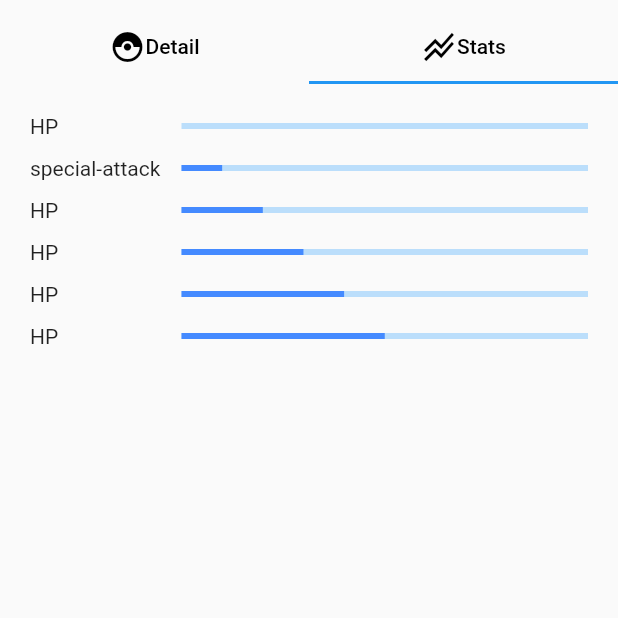
After one commit to rivari22/pokemon-flutter, a Flutter app: the TabBarDetail screen opened directly, tab 2 chosen, on a phone screen of 412 x 824 dp, the top half of it. The commit adds this screen. Run offline on Flutter 3.47's test engine with Material 2 defaults, Android fonts, the phone set to English and light mode, and no system bars; network calls fail.

Commit message:
feat: slicing detail page, model and service pokemon detail

```diff
--- /dev/null
+++ b/lib/pages/detail_page.dart
@@ -0,0 +1,272 @@
+import 'package:flutter/material.dart';
+import 'package:pokedex/constants/index.dart';
+
+class DetailPage extends StatelessWidget {
+  const DetailPage({super.key, required this.id, required this.mockData});
+  final Map<String, Object> mockData;
+
+  final String id;
+
+  @override
+  Widget build(BuildContext context) {
+    return Scaffold(
+      appBar: AppBar(
+        title: Text("Bulbasaur"),
+        centerTitle: true,
+      ),
+      body: GridView.count(
+        crossAxisCount: 1,
+        childAspectRatio: 1.4,
+        children: [
+          Stack(
+            alignment: Alignment.center,
+            children: [
+              Container(
+                padding: const EdgeInsets.only(
+                    left: 80.0, right: 80.0, top: 10.0, bottom: 50.0),
+                margin: const EdgeInsets.only(
+                    left: 20.0, right: 20.0, top: 10.0, bottom: 10.0),
+                decoration: BoxDecoration(
+                  borderRadius: const BorderRadius.only(
+                    topRight: Radius.circular(10.0),
+                    bottomRight: Radius.circular(10.0),
+                    bottomLeft: Radius.circular(10.0),
+                    topLeft: Radius.circular(10.0),
+                  ),
+                  border: Border.all(
+                      color: Colors.grey, style: BorderStyle.solid, width: 1.0),
+                  color: Colors.white,
+                ),
+                // child: Text("Test"),
+                child: Image.network(
+                  "$urlImagesPokemon$id.png",
+                  alignment: Alignment.center,
+                ),
+              ),
+              Positioned(
+                bottom: 20,
+                child: TextButton(
+                  onPressed: () {},
+                  child: Row(
+                    children: [
+                      Icon(
+                        Icons.catching_pokemon,
+                        color: Colors.red,
+                      ),
+                      Text(
+                        "Catch Pokemon",
+                        style: TextStyle(color: Colors.redAccent),
+                      )
+                    ],
+                  ),
+                ),
+              )
+            ],
+          ),
+          const TabBarDetail(),
+        ],
+      ),
+    );
+  }
+}
+
+class TabBarDetail extends StatelessWidget {
+  const TabBarDetail({
+    Key? key,
+  }) : super(key: key);
+
+  @override
+  Widget build(BuildContext context) {
+    return DefaultTabController(
+      length: 2,
+      child: Scaffold(
+        // backgroundColor: Colors.lightGreen,
+        appBar: AppBar(
+          backgroundColor: Colors.transparent,
+          elevation: 0.0,
+          automaticallyImplyLeading: false,
+          flexibleSpace: Column(
+            mainAxisAlignment: MainAxisAlignment.end,
+            children: [
+              TabBar(tabs: [
+                Tab(
+                  child: Row(
+                    mainAxisAlignment: MainAxisAlignment.center,
+                    children: const [
+                      Icon(
+                        Icons.catching_pokemon_outlined,
+                        color: Colors.black,
+                      ),
+                      Text(
+                        'Detail',
+                        style: TextStyle(color: Colors.black),
+                      )
+                    ],
+                  ),
+                ),
+                Tab(
+                  child: Row(
+                    mainAxisAlignment: MainAxisAlignment.center,
+                    children: const [
+                      Icon(
+                        Icons.stacked_line_chart_sharp,
+                        color: Colors.black,
+                      ),
+                      Text('Stats', style: TextStyle(color: Colors.black))
+                    ],
+                  ),
+                )
+              ]),
+            ],
+          ),
+        ),
+        body: TabBarView(children: [
+          Container(
+            padding: const EdgeInsets.only(
+                left: 10.0,
+                right: 10.0,
+                top: 10.0,
+                bottom: 10.0), // should edit
+            margin: const EdgeInsets.only(
+                left: 20.0, right: 20.0, top: 10.0, bottom: 10.0),
+            decoration: BoxDecoration(
+              borderRadius: const BorderRadius.only(
+                topRight: Radius.circular(10.0),
+                bottomRight: Radius.circular(10.0),
+                bottomLeft: Radius.circular(10.0),
+                topLeft: Radius.circular(10.0),
+              ),
+              border: Border.all(
+                  color: Colors.grey, style: BorderStyle.solid, width: 1.0),
+              color: Colors.white,
+            ),
+            child: Column(
+              mainAxisAlignment: MainAxisAlignment.spaceBetween,
+              crossAxisAlignment: CrossAxisAlignment.start,
+              children: [
+                Row(
+                  mainAxisAlignment: MainAxisAlignment.spaceBetween,
+                  children: [
+                    Column(
+                      children: [Text('1 KG'), Text('WEIGHT')],
+                    ),
+                    Column(
+                      children: [Text('64'), Text('Base Experience')],
+                    ),
+                    Column(
+                      children: [Text('0.2 M'), Text('HEIGHT')],
+                    )
+                  ],
+                ),
+                Row(
+                  mainAxisAlignment: MainAxisAlignment.spaceEvenly,
+                  children: [
+                    Row(
+                      crossAxisAlignment: CrossAxisAlignment.end,
+                      children: [
+                        Column(
+                          children: [
+                            Container(
+                              width: 20,
+                              height: 20,
+                              decoration: BoxDecoration(
+                                  borderRadius: BorderRadius.circular(50.0),
+                                  color: Colors.green),
+                            ),
+                            Text("GRASS")
+                          ],
+                        ),
+                        Padding(
+                          padding: const EdgeInsets.only(right: 2.0, left: 2.0),
+                          child: Text('/'),
+                        ),
+                        Column(
+                          children: [
+                            Container(
+                              width: 20,
+                              height: 20,
+                              decoration: BoxDecoration(
+                                  borderRadius: BorderRadius.circular(50.0),
+                                  color: Colors.purple),
+                            ),
+                            Text("POISON")
+                          ],
+                        )
+                      ],
+                    ),
+                  ],
+                ),
+                Column(
+                  children: [
+                    Stack(
+                      alignment: Alignment.center,
+                      children: [
+                        Positioned(
+                          top: 5,
+                          child: Text('Sprites'),
+                        ),
+                        Row(
+                          mainAxisAlignment: MainAxisAlignment.center,
+                          children: [
+                            Image.network(
+                              "https://raw.githubusercontent.com/PokeAPI/sprites/master/sprites/pokemon/back/1.png",
+                              width: 100,
+                              height: 100,
+                            ),
+                            Image.network(
+                              "https://raw.githubusercontent.com/PokeAPI/sprites/master/sprites/pokemon/1.png",
+                              width: 100,
+                              height: 100,
+                            ),
+                          ],
+                        )
+                      ],
+                    ),
+                  ],
+                )
+              ],
+            ),
+          ),
+          TabContentStats(),
+        ]),
+      ),
+    );
+  }
+}
+
+class TabContentStats extends StatelessWidget {
+  const TabContentStats({
+    Key? key,
+  }) : super(key: key);
+
+  @override
+  Widget build(BuildContext context) {
+    return ListView.builder(
+      padding: EdgeInsets.all(20.0),
+      itemCount: 6,
+      itemBuilder: (context, index) {
+        return Padding(
+          padding: const EdgeInsets.only(bottom: 12.0),
+          child: Row(
+            children: [
+              Padding(
+                padding: const EdgeInsets.only(right: 1),
+                child: SizedBox(
+                  width: 100,
+                  child: index == 1 ? Text("special-attack") : Text("HP"),
+                ),
+              ),
+              Expanded(
+                child: LinearProgressIndicator(
+                  value: double.parse("0.$index"),
+                  color: Colors.blueAccent,
+                  backgroundColor: Colors.blue.shade100,
+                ),
+              ),
+            ],
+          ),
+        );
+      },
+    );
+  }
+}
```
Also changed, not shown: lib/main.dart (+0 -9 lines), lib/mocks/index.dart (added, +47 -0 lines), lib/models/pokemon_detail_model.dart (added, +81 -0 lines), lib/pages/home_page.dart (+17 -1 lines), lib/repository/pokemon_detail_future.dart (added, +17 -0 lines).
